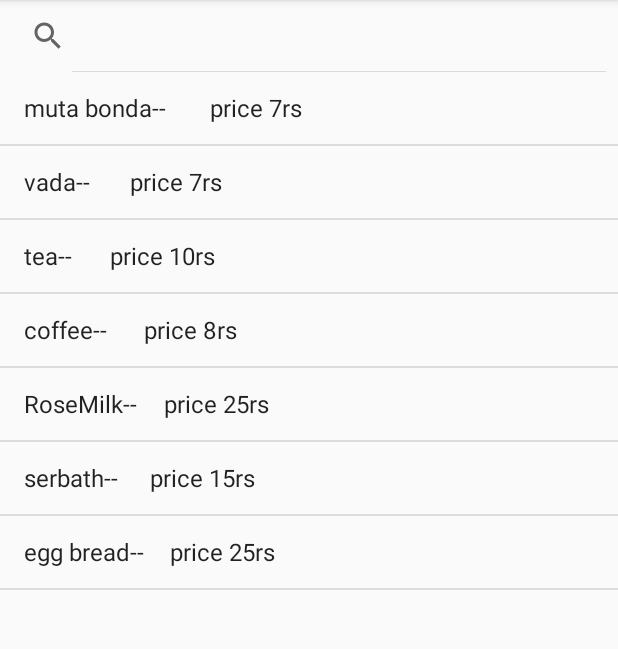
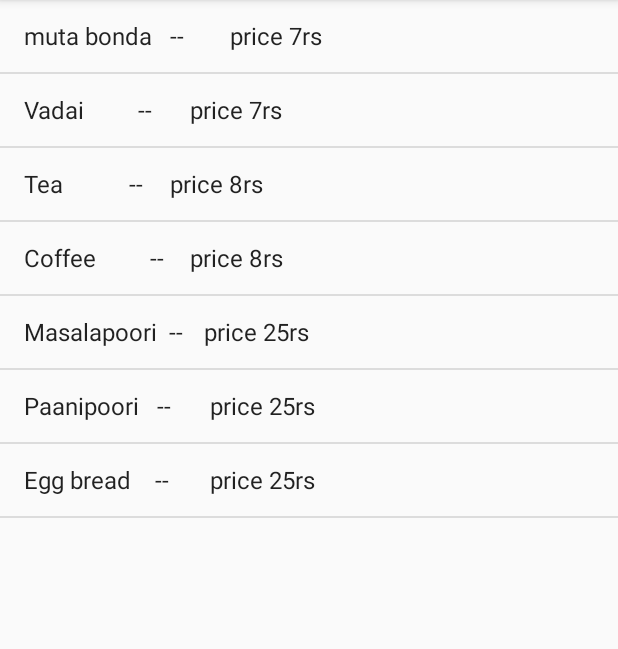
Before and after one commit to venkatsparrow/KLN_Central_App, an Android app: the Canteen screen opened directly, with no data from a screen before it, on a phone screen of 412 x 824 dp, the part 84-733 px from its top. Run offline under Robolectric (Android 15) with nearby library versions, the phone set to English and light mode, and no system bars.

Commit message:
finsihed project

```diff
--- a/app/build.gradle
+++ b/app/build.gradle
@@ -53,4 +53,5 @@ dependencies {
 
 
 
+
 apply plugin: 'com.google.gms.google-services'
--- a/app/src/main/AndroidManifest.xml
+++ b/app/src/main/AndroidManifest.xml
@@ -22,7 +22,7 @@
         <activity android:name=".About_us" />
         <activity android:name=".BusSchedule" />
         <activity android:name=".Canteen" />
-        <activity android:name=".staffdetails"></activity>
+        <activity android:name=".staffdetails" />
     </application>
 
 </manifest>
--- a/app/src/main/java/edu/klnce/sairam_kamalay/klncecentral/Canteen.java
+++ b/app/src/main/java/edu/klnce/sairam_kamalay/klncecentral/Canteen.java
@@ -10,21 +10,19 @@ public class Canteen extends AppCompatActivity {
     ListView listView;
     ArrayAdapter<String> adapter;
 
-    String[] canteen={"muta bonda--\t\t price 7rs",
-            "vada--\t\t price 7rs",
-            "tea--\t\t price 10rs",
-            "coffee-- \t\tprice 8rs",
-            "RoseMilk-- \t\tprice 25rs",
-            "serbath--\t\t price 15rs",
-            "egg bread--\t\t price 25rs"};
+    String[] canteen={"muta bonda   --\t\t price 7rs",
+            "Vadai         --\t\t price 7rs",
+            "Tea           --\t\t price 8rs",
+            "Coffee         --\t\t price 8rs",
+            "Masalapoori  --\t\tprice 25rs",
+            "Paanipoori   --\t\t price 25rs",
+            "Egg bread    --\t\t price 25rs"};
 
     @Override
     protected void onCreate(Bundle savedInstanceState) {
         super.onCreate(savedInstanceState);
         setContentView(R.layout.activity_canteen);
         ListView listView=(ListView)findViewById(R.id.listview);
-        SearchView searchView=(SearchView)findViewById(R.id.search);
-        searchView.getQuery();
         adapter=new ArrayAdapter<String>(this,android.R.layout.simple_list_item_activated_1,canteen);
         listView.setAdapter(adapter);
 
--- a/app/src/main/java/edu/klnce/sairam_kamalay/klncecentral/ImageListActivity.java
+++ b/app/src/main/java/edu/klnce/sairam_kamalay/klncecentral/ImageListActivity.java
@@ -122,7 +122,6 @@ public class ImageListActivity extends AppCompatActivity implements NavigationVi
             startActivity(tostaffdetails);
             return true;
         }
-
         return false;
     }
 }
--- a/app/src/main/res/layout/activity_canteen.xml
+++ b/app/src/main/res/layout/activity_canteen.xml
@@ -3,20 +3,11 @@
     android:layout_width="fill_parent"
     android:layout_height="fill_parent">
 
-    <SearchView
-        android:id="@+id/search"
-        android:layout_width="fill_parent"
-        android:layout_height="wrap_content"
-        android:iconifiedByDefault="false">
-
-        <requestFocus />
-    </SearchView>
 
     <ListView
         android:id="@+id/listview"
         android:layout_width="fill_parent"
         android:layout_height="fill_parent"
-        android:layout_below="@+id/search"
         />
 
 </RelativeLayout>
--- a/app/src/main/res/layout/stafflistparent.xml
+++ b/app/src/main/res/layout/stafflistparent.xml
@@ -21,6 +21,7 @@
             android:layout_height="wrap_content"
             android:id="@+id/expandArrow"
             android:visibility="visible"
+            android:clickable="false"
             android:src="@android:drawable/arrow_down_float"
             android:layout_alignParentRight="true"
             android:layout_margin="8dp"/>
--- a/app/src/main/res/menu/side_nav_menu.xml
+++ b/app/src/main/res/menu/side_nav_menu.xml
@@ -15,10 +15,7 @@
         android:icon="@drawable/ic_free_breakfast_black_24dp"
         android:title="Canteen"/>
 
-    <item android:id="@+id/sidenav_theme"
-        android:title="Theme"
-        android:icon="@drawable/ic_settings_brightness_black_24dp"
-        />
+
 
     <item android:id="@+id/sidenav_logout"
         android:title="Log Out"
--- a/app/src/main/res/values/colors.xml
+++ b/app/src/main/res/values/colors.xml
@@ -3,4 +3,8 @@
     <color name="colorPrimary">#3F51B5</color>
     <color name="colorPrimaryDark">#353E4F</color>
     <color name="colorAccent">#FF4081</color>
+
+    <color name="darkColorPrimary">#1e2756</color>
+    <color name="darkColorPrimaryDark">#141831</color>
+    <color name="darkColorAccent">#2aac4b</color>
 </resources>
--- a/app/src/main/res/values/dimens.xml
+++ b/app/src/main/res/values/dimens.xml
@@ -6,4 +6,7 @@
     <dimen name="app_bar_height">200dp</dimen>
     <dimen name="item_width">200dp</dimen>
     <dimen name="text_margin">16dp</dimen>
+
+    <dimen name="activity_horizontal_margin">16dp</dimen>
+    <dimen name="activity_vertical_margin">16dp</dimen>
 </resources>
--- a/app/src/main/res/values/strings.xml
+++ b/app/src/main/res/values/strings.xml
@@ -17,10 +17,9 @@
 
 
     <string name="imgname">Image Name</string>
-    <string name="aboutus"><u>About us</u>\n\nSurya\nSairam\nVenkat</string>
+    <string name="aboutus"><u>About us</u>\n\nSurya\nSairam\nVenkat\n\nEmail:a2zitdevops@gmail.com</string>
     <string name="title_staff_list">staffs</string>
     <string name="title_staff_detail">staff Detail</string>
-
 
 
     <string name="algates">
```
Also changed, not shown: app/src/main/java/edu/klnce/sairam_kamalay/klncecentral/Models/TitleChild.java (+3 -10 lines), app/src/main/java/edu/klnce/sairam_kamalay/klncecentral/Models/TitleCreator.java (+7 -10 lines), app/src/main/java/edu/klnce/sairam_kamalay/klncecentral/staffdetails.java (+38 -5 lines), app/src/main/res/layout/activity_about_us.xml (+3 -4 lines), app/src/main/res/values/styles.xml (+23 -4 lines).
